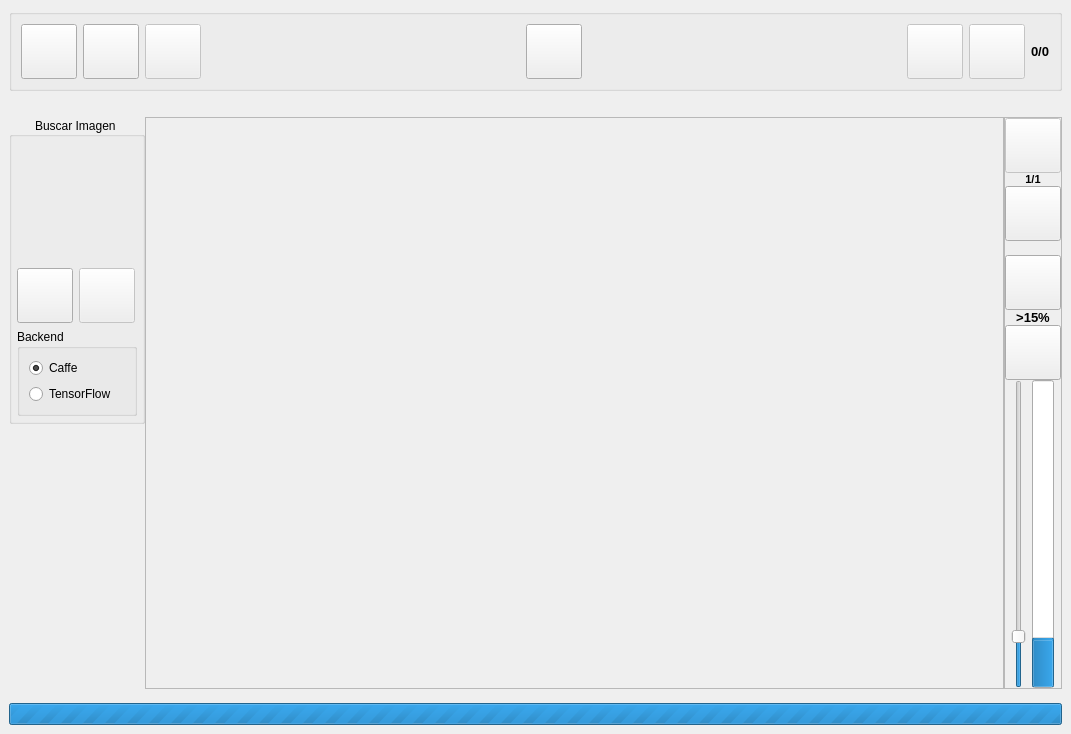
This is src/ui/main_ui/ui_main.ui in sclMAX/NsfwScannAndExplorer as Qt 5 draws it before an edit. The edited form follows.
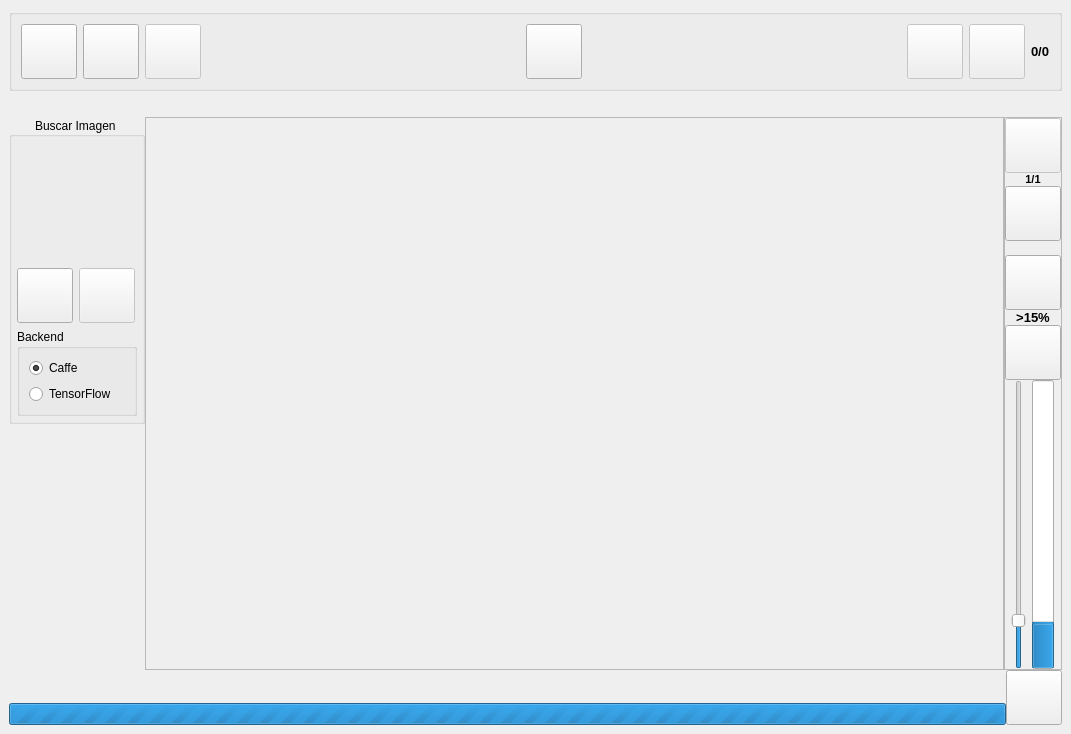
This is the edited form. Icons and pictures are not drawn.

Commit message: Desarrollo Stop con errores

What changed in the file:
```diff
--- a/src/ui/main_ui/ui_main.ui
+++ b/src/ui/main_ui/ui_main.ui
@@ -414,8 +414,8 @@
             <rect>
              <x>0</x>
              <y>0</y>
-             <width>843</width>
-             <height>538</height>
+             <width>851</width>
+             <height>540</height>
             </rect>
            </property>
            <property name="layoutDirection">
@@ -678,6 +678,12 @@
         <property name="spacing">
          <number>0</number>
         </property>
+       </layout>
+      </item>
+      <item>
+       <layout class="QHBoxLayout" name="horizontalLayout_5">
+        <item>
+         <layout class="QVBoxLayout" name="verticalLayout_10">
         <item>
          <widget class="QLabel" name="lblProgress">
           <property name="text">
@@ -701,6 +707,31 @@
           </property>
           <property name="alignment">
            <set>Qt::AlignCenter</set>
+            </property>
+           </widget>
+          </item>
+         </layout>
+        </item>
+        <item>
+         <widget class="QToolButton" name="btnStop">
+          <property name="toolTip">
+           <string>Parar Proceso</string>
+          </property>
+          <property name="accessibleName">
+           <string>Escanear Directorio.</string>
+          </property>
+          <property name="text">
+           <string/>
+          </property>
+          <property name="icon">
+           <iconset resource="../resources.qrc">
+            <normaloff>:/iconos/pause</normaloff>:/iconos/pause</iconset>
+          </property>
+          <property name="iconSize">
+           <size>
+            <width>48</width>
+            <height>48</height>
+           </size>
           </property>
          </widget>
         </item>
```
Left out of the diff: 2 changed lines with no effect on the pictures. Lines whose indentation alone changed are shown as unchanged. The commit also changes 3 other files.
